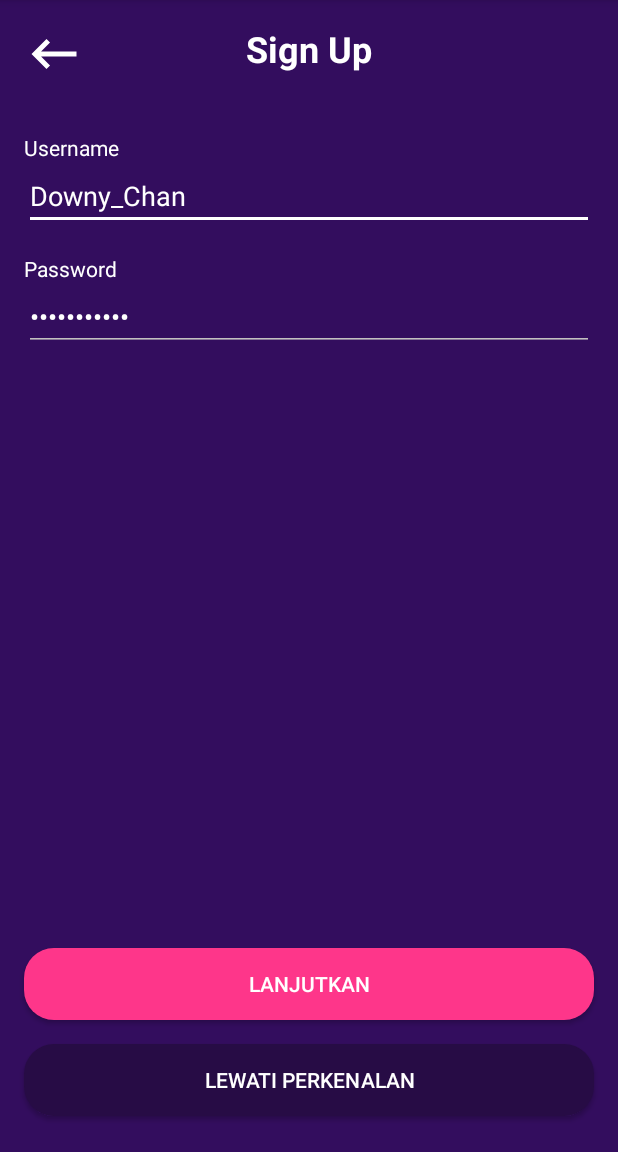
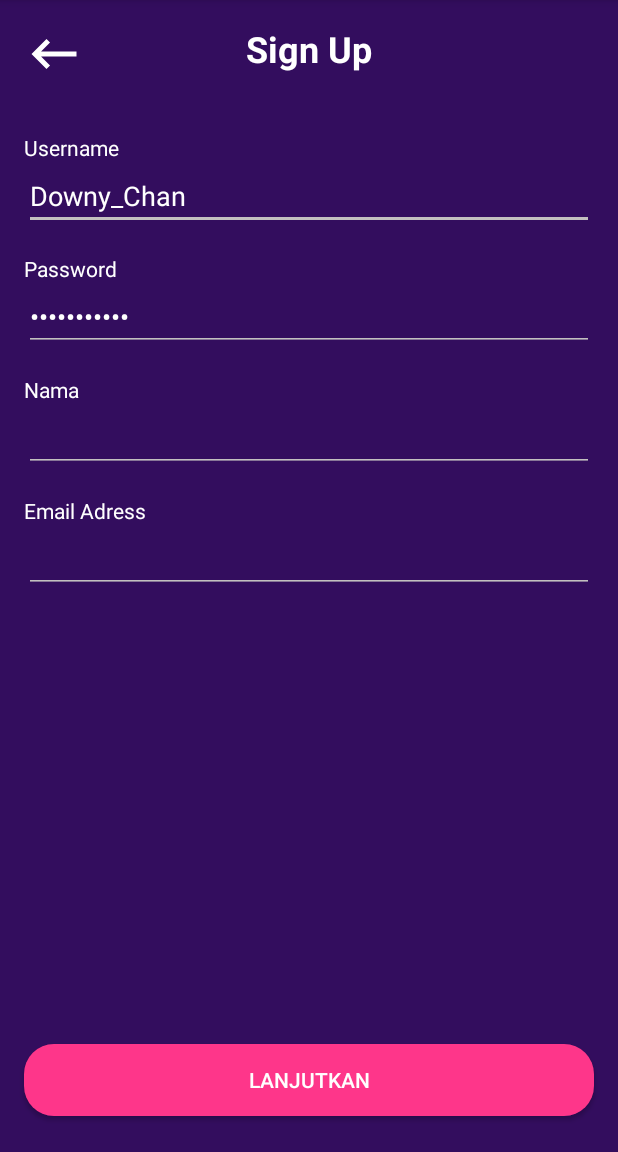
Before and after one commit to Ramdoni007/NONS_Skuyy, an Android app: the SignUpActivity screen opened directly, with no data from a screen before it, on a phone screen of 412 x 824 dp, the part 84-1236 px from its top. Run offline under Robolectric (Android 15) with nearby library versions, the phone set to English and light mode, and no system bars.

Commit message:
Sign Up Page Kelar Prends :)

```diff
--- a/app/src/main/res/layout/activity_sign_up.xml
+++ b/app/src/main/res/layout/activity_sign_up.xml
@@ -8,30 +8,16 @@
     tools:context=".onboarding.OnboardingOneActivity">
 
     <Button
-        android:id="@+id/button"
+        android:id="@+id/button2"
         android:layout_width="0dp"
         android:layout_height="wrap_content"
         android:layout_marginStart="16dp"
         android:layout_marginEnd="16dp"
         android:layout_marginBottom="24dp"
-        android:background="@drawable/shape_rectangle_secondary_button"
-        android:text="@string/lewati_perkenalan"
-        android:textColor="@color/coloWhite"
-        app:layout_constraintBottom_toBottomOf="parent"
-        app:layout_constraintEnd_toEndOf="parent"
-        app:layout_constraintStart_toStartOf="parent" />
-
-    <Button
-        android:id="@+id/button2"
-        android:layout_width="0dp"
-        android:layout_height="wrap_content"
-        android:layout_marginStart="16dp"
-        android:layout_marginEnd="16dp"
-        android:layout_marginBottom="16dp"
         android:background="@drawable/shape_rectangle_primary_button"
         android:text="@string/lanjutkan"
         android:textColor="@color/coloWhite"
-        app:layout_constraintBottom_toTopOf="@+id/button"
+        app:layout_constraintBottom_toBottomOf="parent"
         app:layout_constraintEnd_toEndOf="parent"
         app:layout_constraintStart_toStartOf="parent" />
 
@@ -70,7 +56,7 @@
         android:layout_height="wrap_content"
         android:layout_marginStart="16dp"
         android:layout_marginEnd="16dp"
-        android:backgroundTint="@color/coloWhite"
+        android:backgroundTint="@color/coloWhiteGrey"
         android:ems="10"
         android:inputType="textPersonName"
         android:text="Downy_Chan"
@@ -104,6 +90,7 @@
         android:inputType="textPassword"
         android:text="NamaKuBento"
         android:textColor="@color/coloWhite"
+        android:textColorHint="@color/coloWhiteGrey"
         app:layout_constraintEnd_toEndOf="parent"
         app:layout_constraintStart_toStartOf="parent"
         app:layout_constraintTop_toBottomOf="@+id/textView4" />
@@ -121,4 +108,58 @@
         app:layout_constraintTop_toTopOf="parent"
         app:srcCompat="@drawable/ic_baseline_keyboard_backspace_24" />
 
+    <TextView
+        android:id="@+id/textView5"
+        android:layout_width="wrap_content"
+        android:layout_height="wrap_content"
+        android:layout_marginStart="16dp"
+        android:layout_marginTop="16dp"
+        android:text="@string/nama"
+        android:textColor="@color/coloWhite"
+        app:layout_constraintStart_toStartOf="parent"
+        app:layout_constraintTop_toBottomOf="@+id/editTextTextPersonName2" />
+
+    <EditText
+        android:id="@+id/editTextTextPersonName3"
+        android:layout_width="0dp"
+        android:layout_height="wrap_content"
+        android:layout_marginStart="16dp"
+        android:layout_marginEnd="16dp"
+        android:backgroundTint="@color/coloWhiteGrey"
+        android:ems="10"
+        android:inputType="textPersonName"
+        android:textColor="@color/coloWhite"
+        android:textColorHint="@color/coloWhiteGrey"
+        app:layout_constraintEnd_toEndOf="parent"
+        app:layout_constraintStart_toStartOf="parent"
+        app:layout_constraintTop_toBottomOf="@+id/textView5"
+        tools:text="Downy_Chan" />
+
+    <TextView
+        android:id="@+id/textView6"
+        android:layout_width="wrap_content"
+        android:layout_height="wrap_content"
+        android:layout_marginStart="16dp"
+        android:layout_marginTop="16dp"
+        android:text="@string/email"
+        android:textColor="@color/coloWhite"
+        app:layout_constraintStart_toStartOf="parent"
+        app:layout_constraintTop_toBottomOf="@+id/editTextTextPersonName3" />
+
+    <EditText
+        android:id="@+id/editTextTextPersonName4"
+        android:layout_width="0dp"
+        android:layout_height="wrap_content"
+        android:layout_marginStart="16dp"
+        android:layout_marginEnd="16dp"
+        android:backgroundTint="@color/coloWhiteGrey"
+        android:ems="10"
+        android:inputType="textPersonName"
+        android:textColor="@color/coloWhite"
+        app:layout_constraintEnd_toEndOf="parent"
+        app:layout_constraintHorizontal_bias="0.0"
+        app:layout_constraintStart_toStartOf="parent"
+        app:layout_constraintTop_toBottomOf="@+id/textView6"
+        tools:text="Downy@gmail.com" />
+
 </androidx.constraintlayout.widget.ConstraintLayout>
--- a/app/src/main/res/values/strings.xml
+++ b/app/src/main/res/values/strings.xml
@@ -12,4 +12,6 @@
     <string name="sign_in">Sign In</string>
     <string name="usernme">Username</string>
     <string name="sign_up">Sign Up</string>
+    <string name="nama">Nama</string>
+    <string name="email">Email Adress</string>
 </resources>
```
